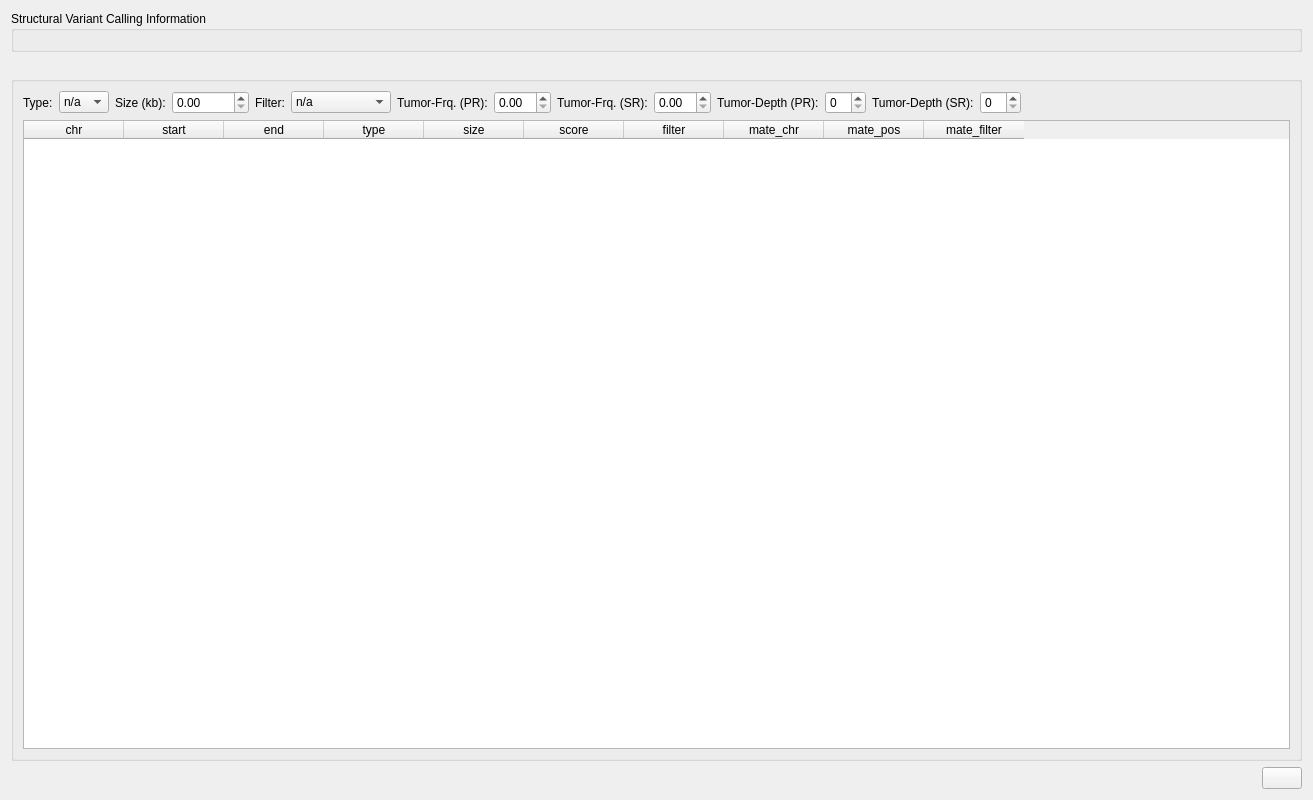
First picture: the form in src/GSvar/SvWidget.ui, repository imgag/ngs-bits, before the edit.
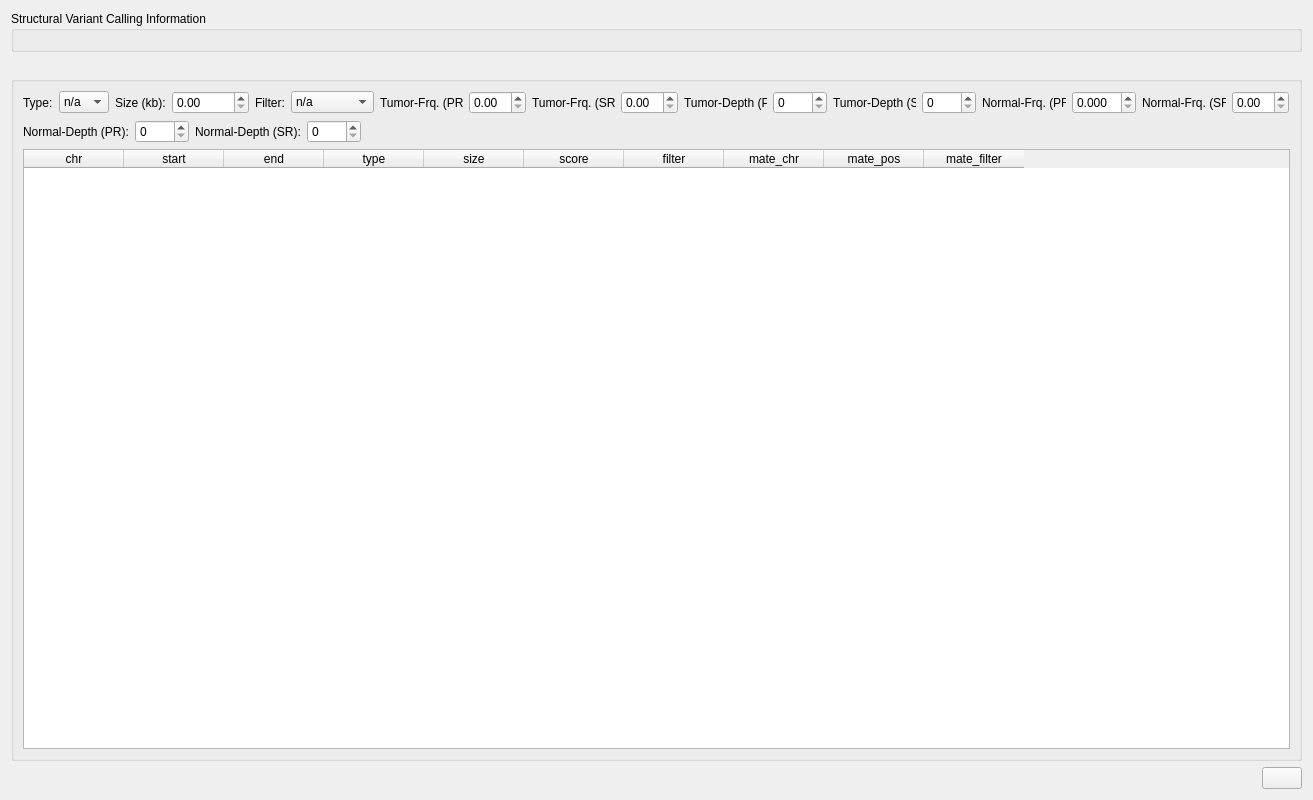
Second picture: the form after the edit. Icons and pictures are not drawn.

Commit message: SvWidget: Added further filtering options for the Structural Variant table.

What changed in the file:
```diff
--- a/src/GSvar/SvWidget.ui
+++ b/src/GSvar/SvWidget.ui
@@ -240,6 +240,9 @@
         </item>
         <item>
          <widget class="QSpinBox" name="filter_tumor_depth_paired_reads">
+          <property name="maximum">
+           <number>9999</number>
+          </property>
           <property name="singleStep">
            <number>10</number>
           </property>
@@ -254,11 +257,45 @@
         </item>
         <item>
          <widget class="QSpinBox" name="filter_tumor_depth_single_reads">
+          <property name="maximum">
+           <number>9999</number>
+          </property>
           <property name="singleStep">
            <number>10</number>
           </property>
          </widget>
         </item>
+        <item>
+         <widget class="QLabel" name="label_normal_frequency_paired_reads">
+          <property name="text">
+           <string>Normal-Frq. (PR):</string>
+          </property>
+         </widget>
+        </item>
+        <item>
+         <widget class="QDoubleSpinBox" name="filter_normal_frequency_paired_reads">
+          <property name="decimals">
+           <number>3</number>
+          </property>
+          <property name="singleStep">
+           <double>0.001000000000000</double>
+          </property>
+         </widget>
+        </item>
+        <item>
+         <widget class="QLabel" name="label_normal_frequency_single_reads">
+          <property name="text">
+           <string>Normal-Frq. (SR):</string>
+          </property>
+         </widget>
+        </item>
+        <item>
+         <widget class="QDoubleSpinBox" name="filter_normal_frequency_single_reads">
+          <property name="singleStep">
+           <double>0.010000000000000</double>
+          </property>
+         </widget>
+        </item>
         <item>
          <spacer name="horizontalSpacer">
           <property name="orientation">
@@ -277,6 +314,66 @@
         </item>
        </layout>
       </item>
+      <item>
+       <layout class="QHBoxLayout" name="control_panel_2" stretch="0,0,0,0,0">
+        <property name="sizeConstraint">
+         <enum>QLayout::SetDefaultConstraint</enum>
+        </property>
+        <property name="leftMargin">
+         <number>0</number>
+        </property>
+        <property name="topMargin">
+         <number>0</number>
+        </property>
+        <item>
+         <widget class="QLabel" name="label_normal_depth_paired_reads">
+          <property name="text">
+           <string>Normal-Depth (PR):</string>
+          </property>
+         </widget>
+        </item>
+        <item>
+         <widget class="QSpinBox" name="filter_normal_depth_paired_reads">
+          <property name="maximum">
+           <number>9999</number>
+          </property>
+          <property name="singleStep">
+           <number>10</number>
+          </property>
+         </widget>
+        </item>
+        <item>
+         <widget class="QLabel" name="label_normal_depth_single_reads">
+          <property name="text">
+           <string>Normal-Depth (SR):</string>
+          </property>
+         </widget>
+        </item>
+        <item>
+         <widget class="QSpinBox" name="filter_normal_depth_single_reads">
+          <property name="maximum">
+           <number>9999</number>
+          </property>
+          <property name="singleStep">
+           <number>10</number>
+          </property>
+         </widget>
+        </item>
+        <item>
+         <spacer name="horizontalSpacer_2">
+          <property name="orientation">
+           <enum>Qt::Horizontal</enum>
+          </property>
+          <property name="sizeHint" stdset="0">
+           <size>
+            <width>999999999</width>
+            <height>20</height>
+           </size>
+          </property>
+         </spacer>
+        </item>
+       </layout>
+      </item>
       <item>
        <widget class="QTableWidget" name="svs">
         <property name="sizePolicy">
```
Left out of the diff: 2 changed lines with no effect on the pictures. The commit also changes 1 other file.
